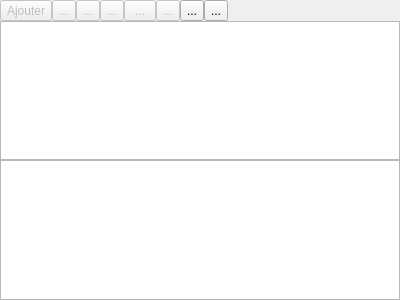
The window that w_contenujeu.ui (nivhg/ludopen) describes before a commit, drawn with Qt 5.
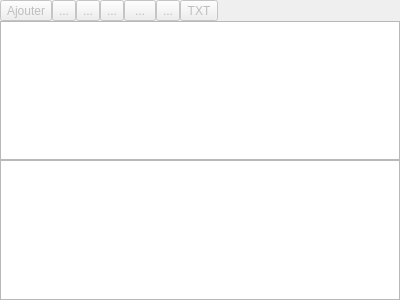
The same window after the commit. Icons and pictures are not drawn.

Diff of the .ui file:
```diff
--- a/w_contenujeu.ui
+++ b/w_contenujeu.ui
@@ -149,24 +149,109 @@
          </widget>
         </item>
         <item>
-         <widget class="QToolButton" name="TB_Valider">
-          <property name="text">
-           <string>...</string>
+         <widget class="QToolButton" name="TB_Texte">
+          <property name="enabled">
+           <bool>false</bool>
           </property>
-          <property name="icon">
-           <iconset resource="ImagesIcones.qrc">
-            <normaloff>:/Valider.png</normaloff>:/Valider.png</iconset>
+          <property name="maximumSize">
+           <size>
+            <width>16777215</width>
+            <height>22</height>
+           </size>
           </property>
-         </widget>
-        </item>
-        <item>
-         <widget class="QToolButton" name="TB_Annuler">
-          <property name="text">
-           <string>...</string>
+          <property name="palette">
+           <palette>
+            <active>
+             <colorrole role="WindowText">
+              <brush brushstyle="SolidPattern">
+               <color alpha="255">
+                <red>52</red>
+                <green>101</green>
+                <blue>164</blue>
+               </color>
+              </brush>
+             </colorrole>
+             <colorrole role="Text">
+              <brush brushstyle="SolidPattern">
+               <color alpha="255">
+                <red>52</red>
+                <green>101</green>
+                <blue>164</blue>
+               </color>
+              </brush>
+             </colorrole>
+             <colorrole role="ButtonText">
+              <brush brushstyle="SolidPattern">
+               <color alpha="255">
+                <red>52</red>
+                <green>101</green>
+                <blue>164</blue>
+               </color>
+              </brush>
+             </colorrole>
+            </active>
+            <inactive>
+             <colorrole role="WindowText">
+              <brush brushstyle="SolidPattern">
+               <color alpha="255">
+                <red>52</red>
+                <green>101</green>
+                <blue>164</blue>
+               </color>
+              </brush>
+             </colorrole>
+             <colorrole role="Text">
+              <brush brushstyle="SolidPattern">
+               <color alpha="255">
+                <red>52</red>
+                <green>101</green>
+                <blue>164</blue>
+               </color>
+              </brush>
+             </colorrole>
+             <colorrole role="ButtonText">
+              <brush brushstyle="SolidPattern">
+               <color alpha="255">
+                <red>52</red>
+                <green>101</green>
+                <blue>164</blue>
+               </color>
+              </brush>
+             </colorrole>
+            </inactive>
+            <disabled>
+             <colorrole role="WindowText">
+              <brush brushstyle="SolidPattern">
+               <color alpha="255">
+                <red>190</red>
+                <green>190</green>
+                <blue>190</blue>
+               </color>
+              </brush>
+             </colorrole>
+             <colorrole role="Text">
+              <brush brushstyle="SolidPattern">
+               <color alpha="255">
+                <red>190</red>
+                <green>190</green>
+                <blue>190</blue>
+               </color>
+              </brush>
+             </colorrole>
+             <colorrole role="ButtonText">
+              <brush brushstyle="SolidPattern">
+               <color alpha="255">
+                <red>190</red>
+                <green>190</green>
+                <blue>190</blue>
+               </color>
+              </brush>
+             </colorrole>
+            </disabled>
+           </palette>
           </property>
-          <property name="icon">
-           <iconset resource="ImagesIcones.qrc">
-            <normaloff>:/Annuler.png</normaloff>:/Annuler.png</iconset>
+          <property name="text">
+           <string>TXT</string>
           </property>
          </widget>
         </item>
```
